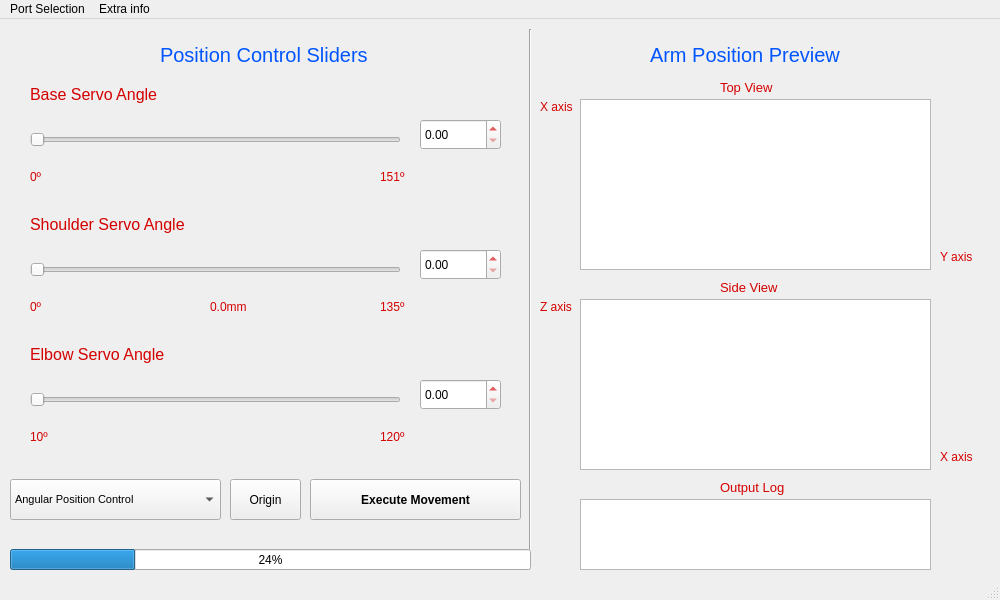
Before: the Qt Designer form pArm/GUI/InProgressGUI.ui in pArm-TFG/pArm-S1, drawn with Qt 5.
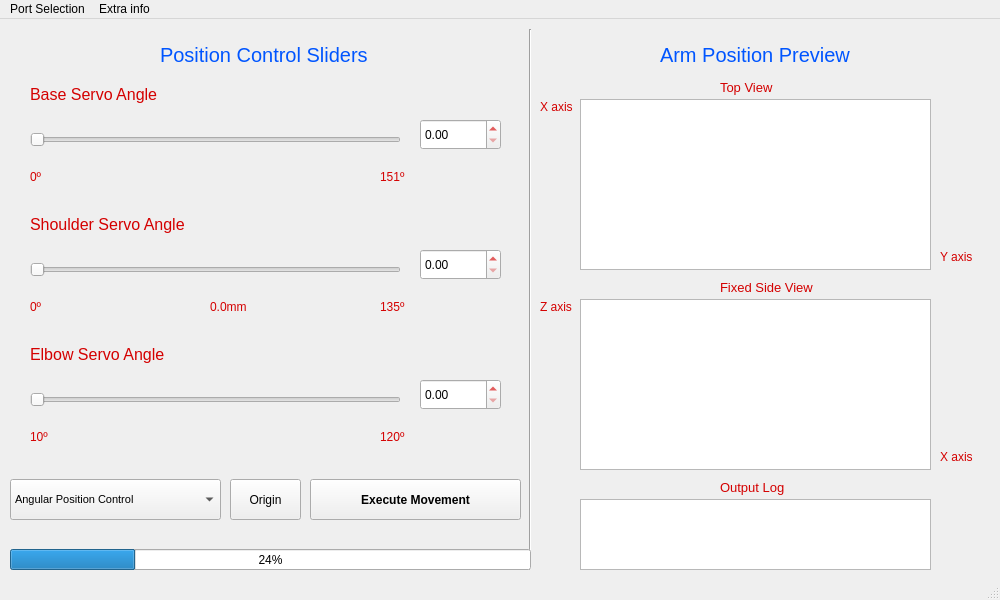
After: the same form once the commit is applied. Custom widgets are drawn as their Qt base class.

Commit message: 3 points now visible on cartesian graphics, some graphical adjust on GUI appereance

```diff
--- a/pArm/GUI/InProgressGUI.ui
+++ b/pArm/GUI/InProgressGUI.ui
@@ -156,7 +156,7 @@
    <widget class="QLabel" name="SubtitleRightLabel">
     <property name="geometry">
      <rect>
-      <x>650</x>
+      <x>660</x>
       <y>20</y>
       <width>231</width>
       <height>31</height>
@@ -530,7 +530,7 @@
      <rect>
       <x>720</x>
       <y>260</y>
-      <width>71</width>
+      <width>101</width>
       <height>16</height>
      </rect>
     </property>
@@ -540,7 +540,7 @@
      </font>
     </property>
     <property name="text">
-     <string>Side View</string>
+     <string>Fixed Side View</string>
     </property>
    </widget>
    <widget class="QPlainTextEdit" name="LoggerBox">
```
The commit also changes 1 other file.
